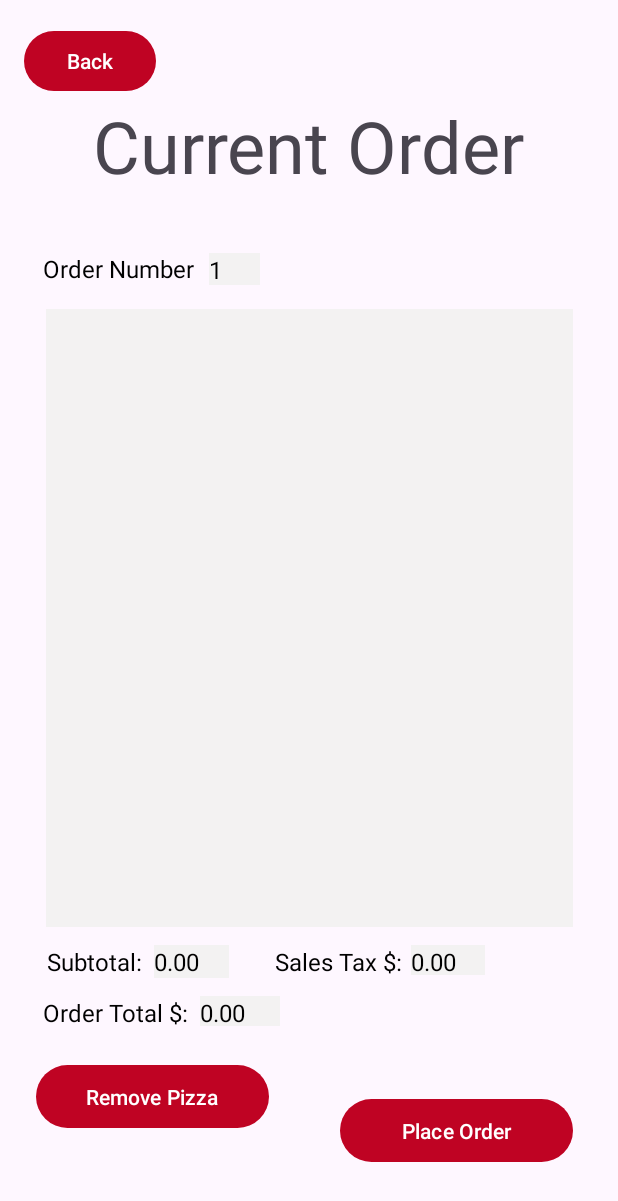
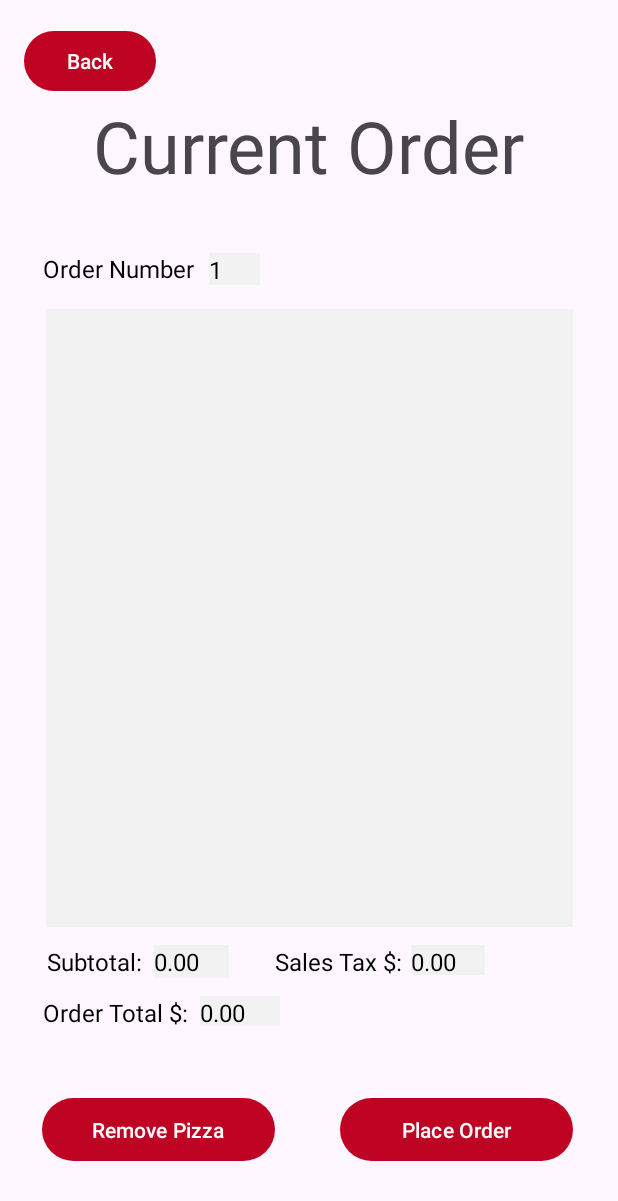
Before and after one commit to aecone/Pizza-Maker, an Android app: the CurrentOrder screen opened directly, with no data from a screen before it, after a tap on "Place Order", on a phone screen of 412 x 824 dp. Shown: the top 1201 px of the screen. Run offline under Robolectric (Android 15) with nearby library versions, the phone set to English and light mode, and no system bars.

Commit message:
current order

```diff
--- a/app/src/main/java/com/pizza/RUPizza/CurrentOrder.java
+++ b/app/src/main/java/com/pizza/RUPizza/CurrentOrder.java
@@ -68,9 +68,13 @@ public class CurrentOrder extends AppCompatActivity {
     }
 
     public void handlePlaceOrder(View view){
-       singleton.addOrderToStore();
-       ((ArrayAdapter<Pizza>) list.getAdapter()).notifyDataSetChanged();
-       updatePrice();
+        if(!singleton.getOrder().getAll().isEmpty()) {
+            singleton.addOrderToStore();
+            ArrayAdapter<Pizza> adapter = new ArrayAdapter<>(this, android.R.layout.simple_list_item_1, singleton.getOrder().getAll());
+            list.setAdapter(adapter);
+            updatePrice();
+            orderNumber.setText(singleton.getOrder().getOrderNumber() + "");
+        }
     }
 
 
--- a/app/src/main/res/layout/activity_build_own.xml
+++ b/app/src/main/res/layout/activity_build_own.xml
@@ -90,7 +90,7 @@
       android:id="@+id/textView"
       android:layout_width="88dp"
       android:layout_height="27dp"
-      android:text="Toppings"
+      android:text="@string/toppings"
       android:textSize="20sp"
       app:layout_constraintBottom_toBottomOf="parent"
       app:layout_constraintEnd_toEndOf="parent"
--- a/app/src/main/res/layout/activity_current_order.xml
+++ b/app/src/main/res/layout/activity_current_order.xml
@@ -119,14 +119,13 @@
         android:id="@+id/removeButton"
         android:layout_width="155dp"
         android:layout_height="50dp"
-        android:layout_marginStart="24dp"
-        android:layout_marginTop="20dp"
+        android:layout_marginStart="28dp"
         android:onClick="handleRemove"
         android:text="Remove Pizza"
         app:layout_constraintBottom_toBottomOf="parent"
         app:layout_constraintStart_toStartOf="parent"
-        app:layout_constraintTop_toBottomOf="@+id/textView16"
-        app:layout_constraintVertical_bias="0.0" />
+        app:layout_constraintTop_toBottomOf="@+id/orderTotal"
+        app:layout_constraintVertical_bias="0.488" />
 
     <TextView
         android:id="@+id/subtotal"
@@ -185,9 +184,9 @@
         android:text="Place Order"
         app:layout_constraintBottom_toBottomOf="parent"
         app:layout_constraintEnd_toEndOf="parent"
-        app:layout_constraintHorizontal_bias="0.61"
+        app:layout_constraintHorizontal_bias="0.589"
         app:layout_constraintStart_toEndOf="@+id/removeButton"
-        app:layout_constraintTop_toBottomOf="@+id/textView16"
-        app:layout_constraintVertical_bias="0.487" />
+        app:layout_constraintTop_toBottomOf="@+id/orderTotal"
+        app:layout_constraintVertical_bias="0.488" />
 
 </androidx.constraintlayout.widget.ConstraintLayout>
--- a/app/src/main/res/values/strings.xml
+++ b/app/src/main/res/values/strings.xml
@@ -16,6 +16,7 @@
     <string name="sales_tax">Sales Tax $</string>
     <string name="order_total">Order Total $</string>
     <string name="subtotal">Subtotoal</string>
+    <string name="toppings">Toppings</string>
 
 
     <string-array name="pizza_type">
```
Also changed, not shown: 1 other file.
